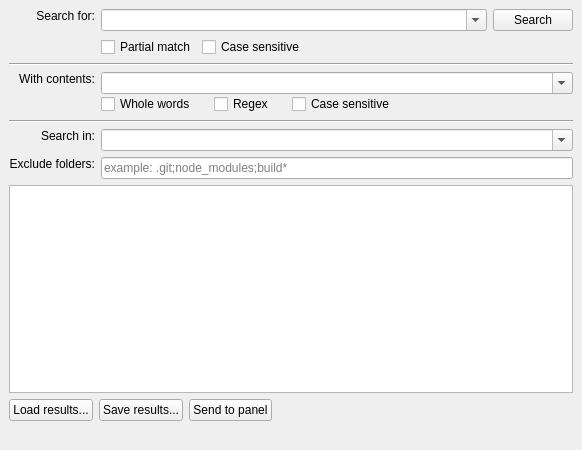
Before: the Qt Designer form qt-app/src/filessearchdialog/cfilessearchwindow.ui in VioletGiraffe/file-commander, drawn with Qt 5.
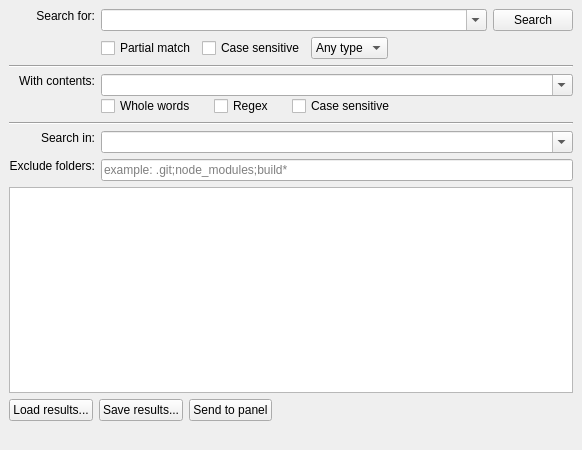
After: the same form once the commit is applied. Custom widgets are drawn as their Qt base class.

The edit to the form file:
```diff
--- a/qt-app/src/filessearchdialog/cfilessearchwindow.ui
+++ b/qt-app/src/filessearchdialog/cfilessearchwindow.ui
@@ -90,18 +90,24 @@
           </property>
          </widget>
         </item>
-        <item row="1" column="2">
-         <spacer name="horizontalSpacer_4">
-          <property name="orientation">
-           <enum>Qt::Orientation::Horizontal</enum>
-          </property>
-          <property name="sizeHint" stdset="0">
-           <size>
-            <width>68</width>
-            <height>18</height>
-           </size>
-          </property>
-         </spacer>
+        <item row="1" column="2" alignment="Qt::AlignmentFlag::AlignLeft">
+         <widget class="QComboBox" name="itemType">
+          <item>
+           <property name="text">
+            <string>Any type</string>
+           </property>
+          </item>
+          <item>
+           <property name="text">
+            <string>Files</string>
+           </property>
+          </item>
+          <item>
+           <property name="text">
+            <string>Folders</string>
+           </property>
+          </item>
+         </widget>
         </item>
         <item row="1" column="3">
          <spacer name="horizontalSpacer_2">
```
